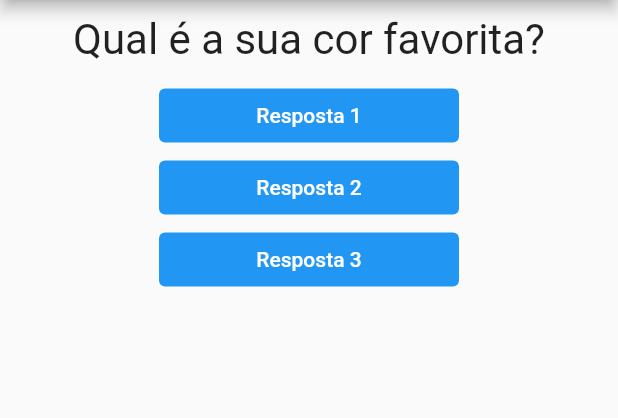
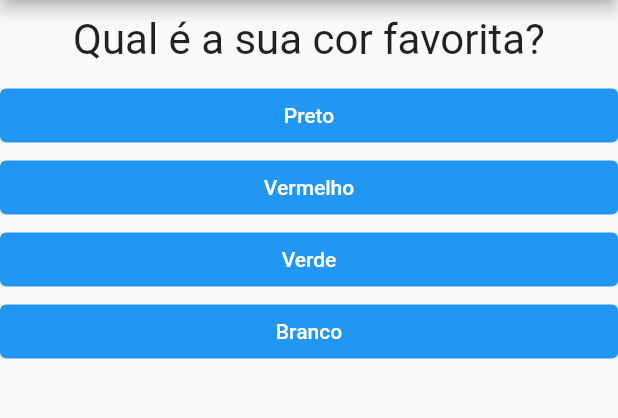
Before and after one commit to ViniciusZanetti/Flutter-start-quest, a Flutter app: the screen it shows after launch, on a phone screen of 412 x 824 dp, the part 84-502 px from its top. Run offline on Flutter 3.47's test engine with Material 2 defaults, Android fonts, the phone set to English and light mode, and no system bars.

Commit message:
final project
Project accomplished with all the functions and working full

```diff
--- a/questions_project/lib/main.dart
+++ b/questions_project/lib/main.dart
@@ -1,6 +1,6 @@
 import 'package:flutter/material.dart';
-import './questao.dart';
-import './respostas.dart';
+import 'package:questions_project/questionario.dart';
+import 'package:questions_project/resultado.dart';
 
 main() => runApp(new PerguntaApp());
 
@@ -12,34 +12,69 @@ class PerguntaApp extends StatefulWidget {
 
 class _PerguntaAppState extends State<PerguntaApp> {
   var _perguntaSelecionada = 0;
+  var _pontuacaoFinal = 0;
+  final _perguntas = const [
+    {
+      'texto': 'Qual é a sua cor favorita?',
+      'respostas': [
+        {'texto': 'Preto', 'pontuacao': 10},
+        {'texto': 'Vermelho', 'pontuacao': 5},
+        {'texto': 'Verde', 'pontuacao': 3},
+        {'texto': 'Branco', 'pontuacao': 1},
+      ]
+    },
+    {
+      'texto': 'Qual é o seu animal favorito?',
+      'respostas': [
+        {'texto': 'Coelho', 'pontuacao': 10},
+        {'texto': 'Cobra', 'pontuacao': 4},
+        {'texto': 'Elefante', 'pontuacao': 7},
+        {'texto': 'Leão', 'pontuacao': 3},
+      ]
+    },
+    {
+      'texto': 'Qual é o seu instrutor favorito?',
+      'respostas': [
+        {'texto': 'Larissa', 'pontuacao': 10},
+        {'texto': 'João', 'pontuacao': 4},
+        {'texto': 'Léo', 'pontuacao': 6},
+        {'texto': 'Vinicius', 'pontuacao': 10},
+      ]
+    }
+  ];
 
-  void _responder() {
+  void _responder(int pontuacao) {
+    if (temPerguntaSelecionada) {
+      setState(() {
+        _perguntaSelecionada++;
+        _pontuacaoFinal += pontuacao;
+      });
+    }
+  }
+
+  bool get temPerguntaSelecionada {
+    return _perguntaSelecionada < _perguntas.length;
+  }
+
+  void _back() {
     setState(() {
-      _perguntaSelecionada++;
+      _perguntaSelecionada = 0;
+      _pontuacaoFinal = 0;
     });
-
-    print(_perguntaSelecionada);
   }
 
   Widget build(BuildContext context) {
-    final perguntas = [
-      'Qual é a sua cor favorita?',
-      'Qual é o seu animal favorito?'
-    ];
-
     return MaterialApp(
         home: Scaffold(
-      appBar: AppBar(
-        title: Text("Perguntas"),
-      ),
-      body: Column(
-        children: [
-          Questao(perguntas[_perguntaSelecionada]),
-          Resposta('Resposta 1'),
-          Resposta('Resposta 2'),
-          Resposta('Resposta 3'),
-        ],
-      ),
-    ));
+            appBar: AppBar(
+              title: Text("Perguntas"),
+            ),
+            body: temPerguntaSelecionada
+                ? Questionario(
+                    perguntas: _perguntas,
+                    perguntaSelecionada: _perguntaSelecionada,
+                    responder: _responder,
+                  )
+                : Resultado(_back, _pontuacaoFinal)));
   }
 }
--- /dev/null
+++ b/questions_project/lib/questionario.dart
@@ -0,0 +1,39 @@
+import 'package:flutter/material.dart';
+import 'package:questions_project/questao.dart';
+import 'package:questions_project/respostas.dart';
+
+class Questionario extends StatelessWidget {
+  final List<Map<String, Object>> perguntas;
+  final int perguntaSelecionada;
+  final void Function(int) responder;
+
+  Questionario({
+    required this.perguntas,
+    required this.perguntaSelecionada,
+    required this.responder,
+  });
+
+  bool get temPerguntaSelecionada {
+    return perguntaSelecionada < perguntas.length;
+  }
+
+  @override
+  Widget build(BuildContext context) {
+    List<Map<String, Object>> respostas = temPerguntaSelecionada
+        ? perguntas[perguntaSelecionada]['respostas']
+            as List<Map<String, Object>>
+        : [];
+
+    return Column(
+      children: [
+        Questao(perguntas[perguntaSelecionada]['texto'] as String),
+        ...respostas.map((resp) {
+          return Resposta(
+            resp['texto'] as String,
+            () => responder(resp['pontuacao'] as int),
+          );
+        }).toList(),
+      ],
+    );
+  }
+}
--- a/questions_project/lib/respostas.dart
+++ b/questions_project/lib/respostas.dart
@@ -3,12 +3,14 @@ import 'package:flutter/material.dart';
 class Resposta extends StatelessWidget {
   final String texto;
 
-  Resposta(this.texto);
+  final void Function() onSelect;
+
+  Resposta(this.texto, this.onSelect);
 
   @override
   Widget build(BuildContext context) {
     return Container(
-      width: 200,
+      width: double.infinity,
       child: TextButton(
         style: ButtonStyle(
             backgroundColor: MaterialStateProperty.all(Colors.blue)),
@@ -16,7 +18,7 @@ class Resposta extends StatelessWidget {
           this.texto,
           style: TextStyle(color: Colors.white),
         ),
-        onPressed: () {},
+        onPressed: onSelect,
       ),
     );
   }
```
Also changed, not shown: questions_project/lib/resultado.dart (added, +38 -0 lines).
